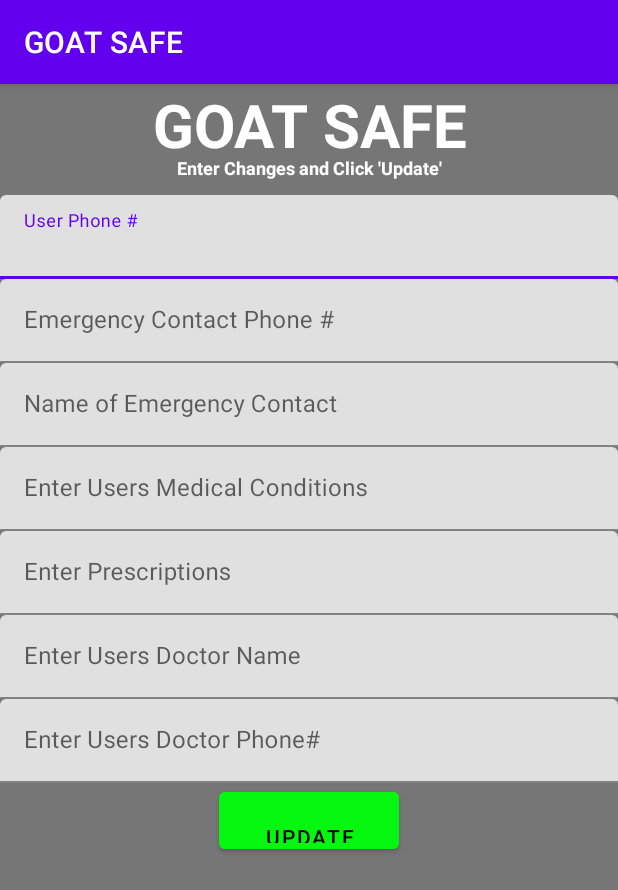
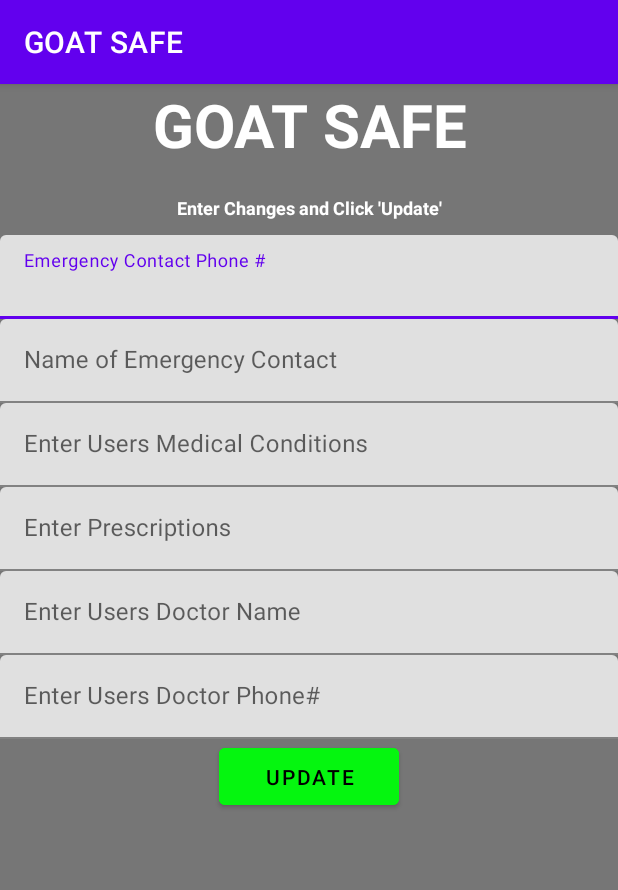
Before and after one commit to python-monty/Goat_Safe, an Android app: the registration2 screen opened directly, with no data from a screen before it, on a phone screen of 412 x 824 dp. Shown: the top 890 px of the screen. Run offline under Robolectric (Android 15) with nearby library versions, the phone set to English and light mode, and no system bars; our stand-ins replace Firebase (no records; nobody signed in at launch, a user with empty details on screens opened directly); 2 statements that could not run were skipped.

```diff
--- a/app/build.gradle
+++ b/app/build.gradle
@@ -60,4 +60,6 @@ dependencies {
     androidTestImplementation 'androidx.test.ext:junit:1.1.5'
     androidTestImplementation 'androidx.test.espresso:espresso-core:3.5.1'
 
+
+
 }
--- a/app/src/main/AndroidManifest.xml
+++ b/app/src/main/AndroidManifest.xml
@@ -7,6 +7,7 @@
     <uses-permission android:name="android.permission.ACCESS_COARSE_LOCATION" />
     <uses-permission android:name="android.permission.INTERNET" />
     <uses-permission android:name="android.permission.ACCESS_NETWORK_STATE" />
+    <uses-permission android:name="android.permission.POST_NOTIFICATIONS" />
     <uses-permission android:name="com.google.android.providers.gsf.permission.READ_GSERVICES" /> <!-- Using SMS sending -->
     <uses-permission android:name="android.permission.SEND_SMS" />
     <uses-permission android:name="android.permission.ACCESS_BACKGROUND_LOCATION" />
--- a/app/src/main/java/com/cs523/android/means_v2/erAlert.kt
+++ b/app/src/main/java/com/cs523/android/means_v2/erAlert.kt
@@ -165,6 +165,12 @@ class erAlert (): AppCompatActivity() {
         super.onStop()
         alarm.stop()
     }
+
+//    override fun onDestroy(){
+//        super.onDestroy()
+//        countDownTimer.cancel()
+//
+//    }
 
     // CREATE THE OPTIONS MENU AT THE TOP OF THE ACTIVITY
     override fun onCreateOptionsMenu(menu: Menu?): Boolean {
--- a/app/src/main/res/layout/activity_registration2.xml
+++ b/app/src/main/res/layout/activity_registration2.xml
@@ -20,7 +20,7 @@
             android:id="@+id/app_title"
             style="@style/AppText"
             app:layout_constraintTop_toTopOf="parent"
-            app:layout_constraintBottom_toTopOf="@id/user_phone_field"
+            app:layout_constraintBottom_toTopOf="@id/update_title"
             android:layout_width="match_parent"
             android:layout_height="wrap_content"
             android:paddingTop="0dp"
@@ -33,8 +33,8 @@
         <TextView
             android:id="@+id/update_title"
             style="@style/AppText"
-            app:layout_constraintTop_toTopOf="@id/app_title"
-            app:layout_constraintBottom_toTopOf="@id/user_phone_field"
+            app:layout_constraintTop_toBottomOf="@id/app_title"
+            app:layout_constraintBottom_toTopOf="@id/emergency_contact_phone_field"
             android:layout_width="match_parent"
             android:layout_height="wrap_content"
             android:paddingTop="0dp"
@@ -44,26 +44,26 @@
             android:textSize="12sp"
             android:textStyle="bold" />
 
-    <!--USERS PHONE-->
-        <com.google.android.material.textfield.TextInputLayout
-            android:id="@+id/user_phone_field"
-            android:layout_height="wrap_content"
-            android:layout_width="match_parent"
-            app:layout_constraintTop_toBottomOf="@id/update_title">
+<!--    &lt;!&ndash;USERS PHONE&ndash;&gt;-->
+<!--        <com.google.android.material.textfield.TextInputLayout-->
+<!--            android:id="@+id/user_phone_field"-->
+<!--            android:layout_height="wrap_content"-->
+<!--            android:layout_width="match_parent"-->
+<!--            app:layout_constraintTop_toBottomOf="@id/update_title">-->
 
-            <com.google.android.material.textfield.TextInputEditText
-                android:layout_width="match_parent"
-                android:layout_height="wrap_content"
-                android:id="@+id/user_phone"
-                android:hint="@string/userphone_hint" />
-        </com.google.android.material.textfield.TextInputLayout>
+<!--            <com.google.android.material.textfield.TextInputEditText-->
+<!--                android:layout_width="match_parent"-->
+<!--                android:layout_height="wrap_content"-->
+<!--                android:id="@+id/user_phone"-->
+<!--                android:hint="@string/userphone_hint" />-->
+<!--        </com.google.android.material.textfield.TextInputLayout>-->
 
     <!--USERS EMERGENCY CONTACT PHONE#-->
         <com.google.android.material.textfield.TextInputLayout
             android:id="@+id/emergency_contact_phone_field"
             android:layout_height="wrap_content"
             android:layout_width="match_parent"
-            app:layout_constraintTop_toBottomOf="@id/user_phone_field">
+            app:layout_constraintTop_toBottomOf="@id/update_title">
 
             <com.google.android.material.textfield.TextInputEditText
                 android:layout_width="match_parent"
@@ -139,7 +139,8 @@
                 android:layout_width="match_parent"
                 android:layout_height="wrap_content"
                 android:id="@+id/medical_provider_phone"
-                android:hint="@string/medical_provider_phone_hint" />
+                android:hint="@string/medical_provider_phone_hint"
+                />
         </com.google.android.material.textfield.TextInputLayout>
 
         <Button
@@ -147,7 +148,6 @@
             android:layout_width="120dp"
             android:layout_height="50dp"
             android:text="@string/update_account"
-            android:paddingTop="20dp"
             app:layout_constraintStart_toStartOf="parent"
             app:layout_constraintEnd_toEndOf="parent"
             app:layout_constraintTop_toBottomOf="@id/medical_provider_phone_field"
--- a/app/src/main/res/values/strings.xml
+++ b/app/src/main/res/values/strings.xml
@@ -45,7 +45,8 @@
     <string name="recovery_timer_text">Recovery Timer : </string>
     <string name="timer">%1$s</string>
     <string name="timer_default">0</string>
-
+    <string name="off">off</string>
+    <string name="on">on</string>
 
 
 </resources>
```
Also changed, not shown: app/src/main/java/com/cs523/android/means_v2/FallAlert.kt (+8 -0 lines), app/src/main/java/com/cs523/android/means_v2/MapsActivity.kt (+12 -4 lines), app/src/main/java/com/cs523/android/means_v2/registration2.kt (+47 -7 lines), 1 other file.
